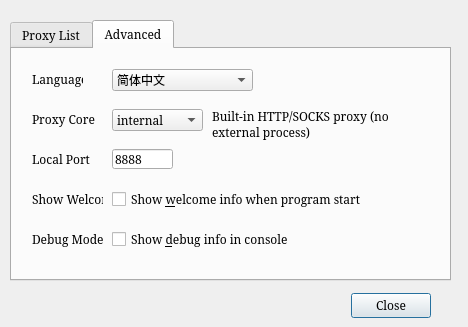
Qt form pyproxyswitch/resources/pps_conf.ui (Kder/PyProxySwitch) before a commit.
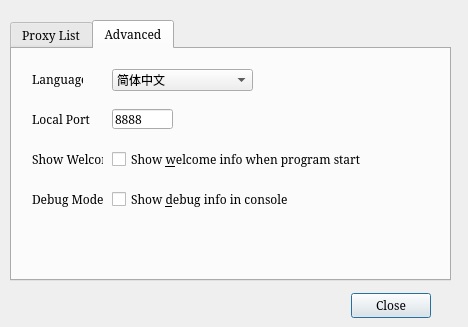
The same form after that commit. The open tabs and pages were chosen to show the change.

The edit to the form file:
```diff
--- a/pyproxyswitch/resources/pps_conf.ui
+++ b/pyproxyswitch/resources/pps_conf.ui
@@ -118,39 +118,11 @@
     <attribute name="title">
      <string>Advanced</string>
     </attribute>
-    <widget class="QLabel" name="label_cmd">
-     <property name="geometry">
-      <rect>
-       <x>20</x>
-       <y>60</y>
-       <width>81</width>
-       <height>20</height>
-      </rect>
-     </property>
-     <property name="text">
-      <string>Proxy Core</string>
-     </property>
-    </widget>
-    <widget class="QComboBox" name="comboBox_cmd">
-     <property name="geometry">
-      <rect>
-       <x>100</x>
-       <y>60</y>
-       <width>91</width>
-       <height>22</height>
-      </rect>
-     </property>
-     <item>
-      <property name="text">
-       <string>internal</string>
-      </property>
-     </item>
-    </widget>
     <widget class="QLabel" name="label_localport">
      <property name="geometry">
       <rect>
        <x>20</x>
-       <y>100</y>
+       <y>60</y>
        <width>81</width>
        <height>20</height>
       </rect>
@@ -163,7 +135,7 @@
      <property name="geometry">
       <rect>
        <x>100</x>
-       <y>100</y>
+       <y>60</y>
        <width>61</width>
        <height>20</height>
       </rect>
@@ -182,7 +154,7 @@
      <property name="geometry">
       <rect>
        <x>20</x>
-       <y>180</y>
+       <y>140</y>
        <width>71</width>
        <height>20</height>
       </rect>
@@ -195,7 +167,7 @@
      <property name="geometry">
       <rect>
        <x>100</x>
-       <y>180</y>
+       <y>140</y>
        <width>251</width>
        <height>21</height>
       </rect>
@@ -237,27 +209,11 @@
       </property>
      </item>
     </widget>
-    <widget class="QLabel" name="label_2">
-     <property name="geometry">
-      <rect>
-       <x>200</x>
-       <y>60</y>
-       <width>211</width>
-       <height>31</height>
-      </rect>
-     </property>
-     <property name="text">
-      <string>Built-in HTTP/SOCKS proxy (no external process)</string>
-     </property>
-     <property name="wordWrap">
-      <bool>true</bool>
-     </property>
-    </widget>
     <widget class="QLabel" name="label_show_welcome">
      <property name="geometry">
       <rect>
        <x>20</x>
-       <y>140</y>
+       <y>100</y>
        <width>71</width>
        <height>20</height>
       </rect>
@@ -270,7 +226,7 @@
      <property name="geometry">
       <rect>
        <x>100</x>
-       <y>140</y>
+       <y>100</y>
        <width>251</width>
        <height>21</height>
       </rect>
```
Left out of the diff: 3 changed lines with no effect on the pictures.
